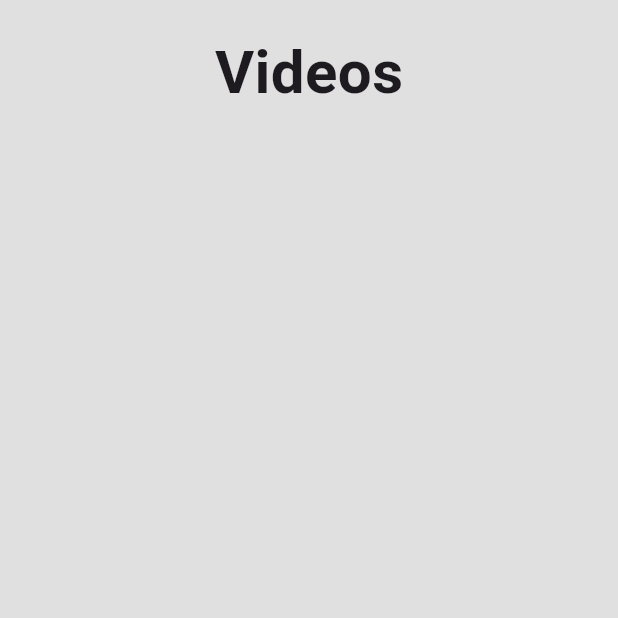
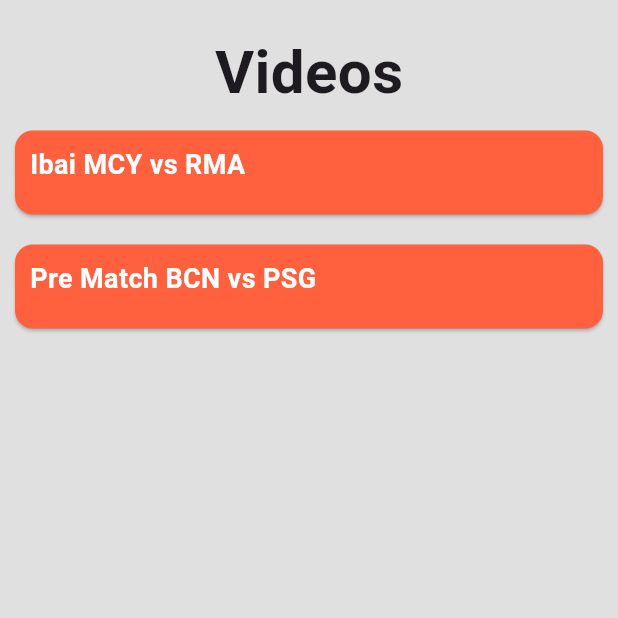
Before and after one commit to robertogarciia/Kidney-Project-Flutter, a Flutter app: the Videos screen opened directly, on a phone screen of 412 x 824 dp, the top half of it. Run offline on Flutter 3.47's test engine with Material 3 defaults, Android fonts, the light colour scheme and no system bars; our stand-ins replace cloud_firestore, firebase_core, youtube_player_flutter; accounts and stored records are empty.

Commit message:
videos Acabau v1

```diff
--- /dev/null
+++ b/lib/components/video_card.dart
@@ -0,0 +1,83 @@
+import 'package:flutter/material.dart';
+import 'package:youtube_player_flutter/youtube_player_flutter.dart';
+
+class VideoCard extends StatefulWidget {
+  final String videoUrl;
+  final String videoTitle;
+
+  const VideoCard({
+    Key? key,
+    required this.videoUrl,
+    required this.videoTitle,
+  }) : super(key: key);
+
+  @override
+  _VideoCardState createState() => _VideoCardState();
+}
+
+class _VideoCardState extends State<VideoCard> {
+  bool _isExpanded = false;
+
+  late YoutubePlayerController _controller;
+
+  @override
+  void initState() {
+    super.initState();
+    _controller = YoutubePlayerController(
+      initialVideoId: YoutubePlayer.convertUrlToId(widget.videoUrl)!,
+      flags: YoutubePlayerFlags(
+        autoPlay: false,
+        mute: false,
+      ),
+    );
+  }
+
+  @override
+  void dispose() {
+    _controller.dispose();
+    super.dispose();
+  }
+
+  @override
+  Widget build(BuildContext context) {
+    return Card(
+      margin: EdgeInsets.all(10),
+      color: Color(0xFFFF603D),
+      child: InkWell(
+        onTap: () {
+          setState(() {
+            _isExpanded = !_isExpanded;
+          });
+        },
+        child: Container(
+          padding: EdgeInsets.all(10),
+          child: Column(
+            crossAxisAlignment: CrossAxisAlignment.stretch,
+            children: <Widget>[
+              Text(
+                widget.videoTitle,
+                style: TextStyle(
+                  fontSize: 18,
+                  fontWeight: FontWeight.bold,
+                  color: Colors.white,
+                ),
+              ),
+              SizedBox(height: 10),
+              AnimatedCrossFade(
+                duration: Duration(milliseconds: 300),
+                firstChild: SizedBox(),
+                secondChild: YoutubePlayer(
+                  controller: _controller,
+                  showVideoProgressIndicator: true,
+                ),
+                crossFadeState: _isExpanded
+                    ? CrossFadeState.showSecond
+                    : CrossFadeState.showFirst,
+              ),
+            ],
+          ),
+        ),
+      ),
+    );
+  }
+}
--- a/lib/main.dart
+++ b/lib/main.dart
@@ -1,6 +1,7 @@
 import 'package:flutter/material.dart';
 import 'package:kidneyproject/pages/login_page.dart';
 import 'package:firebase_core/firebase_core.dart';
+import 'package:kidneyproject/pages/menu_principal.dart';
 import 'firebase_options.dart';
 
 
@@ -20,7 +21,7 @@
 
     return MaterialApp(
       debugShowCheckedModeBanner: false,
-      home: LoginPage(),
+      home: MenuPrincipal(),
 
       );
   }
--- a/lib/pages/videos_principal_page.dart
+++ b/lib/pages/videos_principal_page.dart
@@ -1,6 +1,7 @@
 import 'package:flutter/material.dart';
 import 'package:kidneyproject/pages/sign_in_page.dart';
 import 'package:kidneyproject/pages/sign_Up_Choose.dart';
+import 'package:kidneyproject/components/video_card.dart';
 
 class Videos extends StatelessWidget {
   const Videos({Key? key}) : super(key: key);
@@ -30,7 +31,7 @@
               SizedBox(
                 height: 20,
               ),
-              //text inicia sessio
+              // Text per al títol de la pàgina
               Text(
                 'Videos',
                 style: TextStyle(
@@ -38,6 +39,9 @@
                   fontWeight: FontWeight.bold,
                 ),
               ),
+              // Afegim la targeta del vídeo
+              VideoCard(videoUrl: 'https://youtu.be/kuNXAJfEm08?si=fTvNPa2g2gt9TvH2', videoTitle: 'Ibai MCY vs RMA'),
+              VideoCard(videoUrl: 'https://youtu.be/mQOWHLGuhOQ?si=y8RC3Ts5nDNL-Z5k', videoTitle: 'Pre Match BCN vs PSG'),
 
             ],
           ),
--- a/pubspec.yaml
+++ b/pubspec.yaml
@@ -30,6 +30,9 @@
 dependencies:
   flutter:
     sdk: flutter
+  youtube_player_flutter: ^8.0.0  # Utiliza la versión más reciente
+
+
 
 
   # The following adds the Cupertino Icons font to your application.
```
Also changed, not shown: pubspec.lock.
